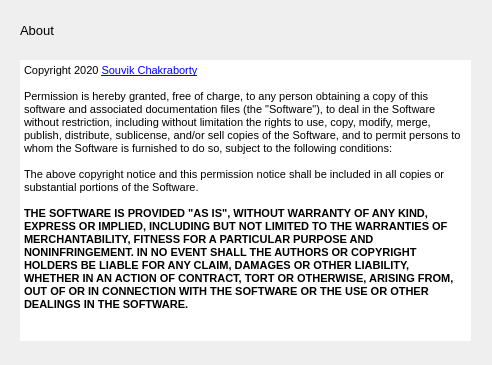
The window that Wacom_FE/Release/About_UI.ui (souvikchakraborty98/WACOM) describes before a commit, drawn with Qt 5.
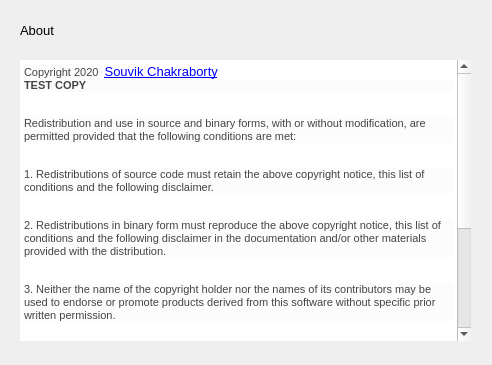
The same window after the commit.

What changed in the file:
```diff
--- a/Wacom_FE/Release/About_UI.ui
+++ b/Wacom_FE/Release/About_UI.ui
@@ -57,13 +57,13 @@
 &lt;html&gt;&lt;head&gt;&lt;meta name=&quot;qrichtext&quot; content=&quot;1&quot; /&gt;&lt;style type=&quot;text/css&quot;&gt;
 p, li { white-space: pre-wrap; }
 &lt;/style&gt;&lt;/head&gt;&lt;body style=&quot; font-family:'MS Shell Dlg 2'; font-size:8.25pt; font-weight:400; font-style:normal;&quot;&gt;
-&lt;p style=&quot; margin-top:0px; margin-bottom:0px; margin-left:0px; margin-right:0px; -qt-block-indent:0; text-indent:0px;&quot;&gt;Copyright 2020 &lt;a href=&quot;https://github.com/souvikchakraborty98/WACOM/blob/master/README.md&quot;&gt;&lt;span style=&quot; font-size:8pt; text-decoration: underline; color:#0000ff;&quot;&gt;Souvik Chakraborty&lt;/span&gt;&lt;/a&gt;&lt;/p&gt;
-&lt;p style=&quot;-qt-paragraph-type:empty; margin-top:0px; margin-bottom:0px; margin-left:0px; margin-right:0px; -qt-block-indent:0; text-indent:0px;&quot;&gt;&lt;br /&gt;&lt;/p&gt;
-&lt;p style=&quot; margin-top:0px; margin-bottom:0px; margin-left:0px; margin-right:0px; -qt-block-indent:0; text-indent:0px;&quot;&gt;Permission is hereby granted, free of charge, to any person obtaining a copy of this software and associated documentation files (the &amp;quot;Software&amp;quot;), to deal in the Software without restriction, including without limitation the rights to use, copy, modify, merge, publish, distribute, sublicense, and/or sell copies of the Software, and to permit persons to whom the Software is furnished to do so, subject to the following conditions:&lt;/p&gt;
-&lt;p style=&quot;-qt-paragraph-type:empty; margin-top:0px; margin-bottom:0px; margin-left:0px; margin-right:0px; -qt-block-indent:0; text-indent:0px;&quot;&gt;&lt;br /&gt;&lt;/p&gt;
-&lt;p style=&quot; margin-top:0px; margin-bottom:0px; margin-left:0px; margin-right:0px; -qt-block-indent:0; text-indent:0px;&quot;&gt;The above copyright notice and this permission notice shall be included in all copies or substantial portions of the Software.&lt;/p&gt;
-&lt;p style=&quot;-qt-paragraph-type:empty; margin-top:0px; margin-bottom:0px; margin-left:0px; margin-right:0px; -qt-block-indent:0; text-indent:0px;&quot;&gt;&lt;br /&gt;&lt;/p&gt;
-&lt;p style=&quot; margin-top:0px; margin-bottom:0px; margin-left:0px; margin-right:0px; -qt-block-indent:0; text-indent:0px;&quot;&gt;&lt;span style=&quot; font-weight:600;&quot;&gt;THE SOFTWARE IS PROVIDED &amp;quot;AS IS&amp;quot;, WITHOUT WARRANTY OF ANY KIND, EXPRESS OR IMPLIED, INCLUDING BUT NOT LIMITED TO THE WARRANTIES OF MERCHANTABILITY, FITNESS FOR A PARTICULAR PURPOSE AND NONINFRINGEMENT. IN NO EVENT SHALL THE AUTHORS OR COPYRIGHT HOLDERS BE LIABLE FOR ANY CLAIM, DAMAGES OR OTHER LIABILITY, WHETHER IN AN ACTION OF CONTRACT, TORT OR OTHERWISE, ARISING FROM, OUT OF OR IN CONNECTION WITH THE SOFTWARE OR THE USE OR OTHER DEALINGS IN THE SOFTWARE.&lt;/span&gt;&lt;/p&gt;&lt;/body&gt;&lt;/html&gt;</string>
+&lt;p style=&quot; margin-top:0px; margin-bottom:0px; margin-left:0px; margin-right:0px; -qt-block-indent:0; text-indent:0px;&quot;&gt;&lt;span style=&quot; font-family:'Open Sans'; font-size:8pt; color:#444444; background-color:#fcfcfc;&quot;&gt;Copyright 2020 &lt;/span&gt; &lt;a href=&quot;https://github.com/souvikchakraborty98/WACOM/blob/master/README.md&quot;&gt;&lt;span style=&quot; font-size:10pt; text-decoration: underline; color:#0000ff;&quot;&gt;Souvik Chakraborty&lt;/span&gt;&lt;/a&gt;&lt;/p&gt;
+&lt;p style=&quot; margin-top:0px; margin-bottom:25px; margin-left:0px; margin-right:0px; -qt-block-indent:0; text-indent:0px; background-color:#fcfcfc;&quot;&gt;&lt;span style=&quot; font-family:'Open Sans'; font-size:8pt; font-weight:600; color:#444444; background-color:#fcfcfc;&quot;&gt;TEST COPY&lt;/span&gt;&lt;/p&gt;
+&lt;p style=&quot; margin-top:0px; margin-bottom:25px; margin-left:0px; margin-right:0px; -qt-block-indent:0; text-indent:0px; background-color:#fcfcfc;&quot;&gt;&lt;span style=&quot; font-family:'Open Sans'; font-size:8pt; color:#444444; background-color:#fcfcfc;&quot;&gt;Redistribution and use in source and binary forms, with or without modification, are permitted provided that the following conditions are met:&lt;/span&gt;&lt;/p&gt;
+&lt;p style=&quot; margin-top:0px; margin-bottom:25px; margin-left:0px; margin-right:0px; -qt-block-indent:0; text-indent:0px; background-color:#fcfcfc;&quot;&gt;&lt;span style=&quot; font-family:'Open Sans'; font-size:8pt; color:#444444; background-color:#fcfcfc;&quot;&gt;1. Redistributions of source code must retain the above copyright notice, this list of conditions and the following disclaimer.&lt;/span&gt;&lt;/p&gt;
+&lt;p style=&quot; margin-top:0px; margin-bottom:25px; margin-left:0px; margin-right:0px; -qt-block-indent:0; text-indent:0px; background-color:#fcfcfc;&quot;&gt;&lt;span style=&quot; font-family:'Open Sans'; font-size:8pt; color:#444444; background-color:#fcfcfc;&quot;&gt;2. Redistributions in binary form must reproduce the above copyright notice, this list of conditions and the following disclaimer in the documentation and/or other materials provided with the distribution.&lt;/span&gt;&lt;/p&gt;
+&lt;p style=&quot; margin-top:0px; margin-bottom:25px; margin-left:0px; margin-right:0px; -qt-block-indent:0; text-indent:0px; background-color:#fcfcfc;&quot;&gt;&lt;span style=&quot; font-family:'Open Sans'; font-size:8pt; color:#444444; background-color:#fcfcfc;&quot;&gt;3. Neither the name of the copyright holder nor the names of its contributors may be used to endorse or promote products derived from this software without specific prior written permission.&lt;/span&gt;&lt;/p&gt;
+&lt;p style=&quot; margin-top:0px; margin-bottom:25px; margin-left:0px; margin-right:0px; -qt-block-indent:0; text-indent:0px; background-color:#fcfcfc;&quot;&gt;&lt;span style=&quot; font-family:'Open Sans'; font-size:8pt; color:#444444; background-color:#fcfcfc;&quot;&gt;THIS SOFTWARE IS PROVIDED BY THE COPYRIGHT HOLDERS AND CONTRIBUTORS &amp;quot;AS IS&amp;quot; AND ANY EXPRESS OR IMPLIED WARRANTIES, INCLUDING, BUT NOT LIMITED TO, THE IMPLIED WARRANTIES OF MERCHANTABILITY AND FITNESS FOR A PARTICULAR PURPOSE ARE DISCLAIMED. IN NO EVENT SHALL THE COPYRIGHT HOLDER OR CONTRIBUTORS BE LIABLE FOR ANY DIRECT, INDIRECT, INCIDENTAL, SPECIAL, EXEMPLARY, OR CONSEQUENTIAL DAMAGES (INCLUDING, BUT NOT LIMITED TO, PROCUREMENT OF SUBSTITUTE GOODS OR SERVICES; LOSS OF USE, DATA, OR PROFITS; OR BUSINESS INTERRUPTION) HOWEVER CAUSED AND ON ANY THEORY OF LIABILITY, WHETHER IN CONTRACT, STRICT LIABILITY, OR TORT (INCLUDING NEGLIGENCE OR OTHERWISE) ARISING IN ANY WAY OUT OF THE USE OF THIS SOFTWARE, EVEN IF ADVISED OF THE POSSIBILITY OF SUCH DAMAGE.&lt;/span&gt;&lt;/p&gt;&lt;/body&gt;&lt;/html&gt;</string>
    </property>
    <property name="openExternalLinks">
     <bool>true</bool>
```
